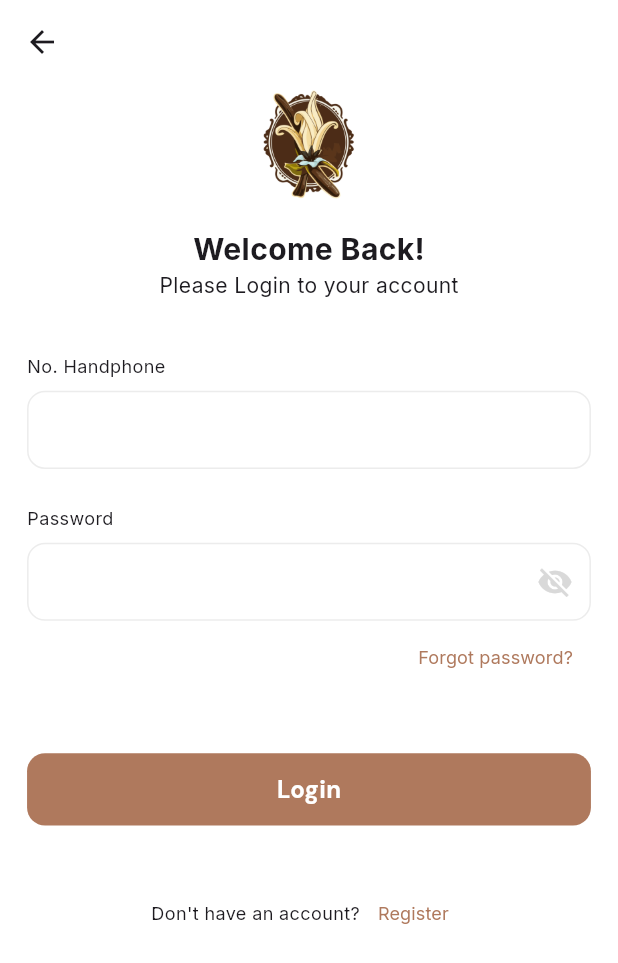
After one commit to alghanykennedy/Vanilla-Traceability-App-Development, a Flutter app: the LoginView screen opened by its route, on a phone screen of 412 x 824 dp. The commit adds this screen. Shown: the top 963 px of the screen. Run offline on Flutter 3.47's test engine with Material 3 defaults, Android fonts, the light colour scheme and no system bars; our stand-ins replace flutter_screenutil, flutter_svg, get, google_fonts.

Commit message:
feat: Login Screen

```diff
--- /dev/null
+++ b/lib/app/core/constants.dart
@@ -0,0 +1,12 @@
+// base url
+const baseUrl = "";
+
+// text
+const titleLogin = "Welcome Back!";
+const subtitleLogin = "Please Login to your account";
+const titleFormNoHandPhone = "No. Handphone";
+const titleFormPassword = "Password";
+const titleButtonForgoPassword = "Forgot password?";
+const titleButtonLogin = "Login";
+const titleDontHaveAnAccount = "Don't have an account?";
+const titleButtonRegister = "Register";
--- /dev/null
+++ b/lib/app/core/extentions.dart
@@ -0,0 +1,17 @@
+import 'package:intl/intl.dart';
+
+extension Currency on String {
+  String get decodeCurrency => replaceAll(RegExp(r'[^0-9]'), '');
+
+  String get encodeCurrency {
+    double doubleAmount = double.parse(this);
+    if (doubleAmount == 0) {
+      return "Rp. 0";
+    } else {
+      final amountStr = NumberFormat.currency(locale: 'id_ID', symbol: 'Rp')
+          .format(int.parse(this));
+
+      return amountStr.substring(0, amountStr.length - 3);
+    }
+  }
+}
--- /dev/null
+++ b/lib/app/core/validation.dart
@@ -0,0 +1,40 @@
+enum Valid { inputRequired }
+
+mixin Validation {
+  String? passwordRequired(String? password) {
+    final alphaNumeric = RegExp(r'[a-zA-Z0-9]+');
+    if (password == null) {
+      return 'Password wajib diisi';
+    } else if (password.isEmpty) {
+      return 'Password tidak boleh kosong';
+    } else if (!alphaNumeric.hasMatch(password)) {
+      return 'Password harus berisi huruf dan angka';
+    } else if (password.length < 8) {
+      return 'Password minimal 8 karakter';
+    } else {
+      return null;
+    }
+  }
+
+  String? repasswordRequired(String? password, String rePassword) {
+    if (password == null) {
+      return 'Password wajib diisi';
+    } else if (password.isEmpty) {
+      return 'Password tidak boleh kosong';
+    } else if (password != rePassword) {
+      return 'Password tidak sama!';
+    } else {
+      return null;
+    }
+  }
+
+  String? inputRequired(String? value) {
+    if (value == null) {
+      return 'Wajib diisi';
+    } else if (value.isEmpty) {
+      return 'Tidak boleh kosong';
+    } else {
+      return null;
+    }
+  }
+}
--- /dev/null
+++ b/lib/app/core/widgets/auth_header.dart
@@ -0,0 +1,40 @@
+import 'package:flutter/material.dart';
+import 'package:vanilla_traceability_app/app/core/assets.dart';
+import 'package:vanilla_traceability_app/app/core/theme.dart';
+import 'package:vanilla_traceability_app/app/core/widgets/image_picture.dart';
+import 'package:vanilla_traceability_app/app/core/widgets/sizedbox.dart';
+import 'package:vanilla_traceability_app/app/core/widgets/text.dart';
+
+class AuthHeader extends StatelessWidget {
+  const AuthHeader({super.key, required this.title, required this.subtitle});
+
+  final String title;
+  final String subtitle;
+
+  @override
+  Widget build(BuildContext context) {
+    return Column(
+      crossAxisAlignment: CrossAxisAlignment.center,
+      children: [
+        const CImg(
+          imgLogo,
+          radius: 80,
+        ),
+        const CSizedBox(
+          height: 15,
+        ),
+        CText(
+          title,
+          style: CFonts.inter(7, 20),
+        ),
+        CText(
+          subtitle,
+          style: CFonts.inter(4, 14),
+        ),
+        const CSizedBox(
+          height: 35,
+        ),
+      ],
+    );
+  }
+}
--- /dev/null
+++ b/lib/app/core/widgets/formfield.dart
@@ -0,0 +1,205 @@
+import 'package:flutter/material.dart';
+import 'package:flutter/services.dart';
+import 'package:flutter_screenutil/flutter_screenutil.dart';
+import 'package:vanilla_traceability_app/app/core/extentions.dart';
+
+import '../theme.dart';
+import 'sizedbox.dart';
+import 'svg_picture.dart';
+import 'text.dart';
+
+class CFormField extends StatefulWidget {
+  const CFormField({
+    super.key,
+    required this.controller,
+    this.onTap,
+    this.validator,
+    this.labelIcon,
+    this.labelText,
+    this.keyboardType,
+    this.prefixIcon,
+    this.suffixIcon,
+    this.hintText,
+    this.textAlign,
+    this.enabled,
+    this.borderRadius,
+    this.style,
+    this.maxLines,
+    this.readOnly,
+    this.borderColor,
+    this.focusedColor,
+    this.isCurrency = false,
+    this.autoFocus = false,
+    this.maxLength,
+    this.onChanged,
+  });
+
+  final TextEditingController controller;
+  final void Function()? onTap;
+  final String? Function(String?)? validator;
+  final String? labelIcon;
+  final String? labelText;
+  final TextInputType? keyboardType;
+  final Widget? prefixIcon;
+  final Widget? suffixIcon;
+  final String? hintText;
+  final TextAlign? textAlign;
+  final bool? enabled;
+  final double? borderRadius;
+  final TextStyle? style;
+  final int? maxLines;
+  final bool? readOnly;
+  final Color? borderColor;
+  final Color? focusedColor;
+  final bool isCurrency;
+  final bool autoFocus;
+  final int? maxLength;
+  final void Function(String)? onChanged;
+
+  @override
+  State<CFormField> createState() => _CFormFieldState();
+}
+
+class _CFormFieldState extends State<CFormField> {
+  late bool _obscure;
+  late FocusNode _focusNode;
+
+  @override
+  void initState() {
+    _obscure = widget.keyboardType == TextInputType.visiblePassword;
+    _focusNode = FocusNode();
+    if (widget.isCurrency) {
+      _focusNode.addListener(() {
+        setState(() {});
+      });
+    }
+
+    if (widget.autoFocus) _focusNode.requestFocus();
+    super.initState();
+  }
+
+  @override
+  void dispose() {
+    _focusNode.removeListener(() {});
+    _focusNode.dispose();
+    super.dispose();
+  }
+
+  void _onChanged(String value) {
+    if (widget.isCurrency) {
+      String input = value;
+
+      input = input.decodeCurrency;
+
+      if (input.isNotEmpty) {
+        input = input.encodeCurrency;
+
+        widget.controller.value = TextEditingValue(
+          text: input,
+          selection: TextSelection.collapsed(offset: input.length),
+        );
+      } else {
+        widget.controller.clear();
+      }
+    }
+  }
+
+  @override
+  Widget build(BuildContext context) {
+    return TextFormField(
+      controller: widget.controller,
+      focusNode: _focusNode,
+      onTap: widget.onTap,
+      onChanged: widget.onChanged ?? (widget.isCurrency ? _onChanged : null),
+      validator: widget.validator,
+      keyboardType: widget.keyboardType,
+      obscureText: _obscure,
+      textAlign: widget.textAlign ?? TextAlign.start,
+      enabled: widget.enabled,
+      style: widget.style,
+      maxLines: widget.maxLines ?? 1,
+      maxLength: widget.maxLength,
+      maxLengthEnforcement: MaxLengthEnforcement.enforced,
+      readOnly: widget.readOnly ?? false,
+      decoration: InputDecoration(
+        hintText: widget.hintText,
+        hintStyle: CFonts.inter(4, 12, greyHint),
+        contentPadding: EdgeInsets.symmetric(vertical: 14.h, horizontal: 16.w),
+        prefixIcon: widget.prefixIcon,
+        suffixIcon: widget.keyboardType == TextInputType.visiblePassword
+            ? IconButton(
+                onPressed: () {
+                  setState(() {
+                    _obscure = !_obscure;
+                  });
+                },
+                icon: Icon(
+                  _obscure ? Icons.visibility_off : Icons.visibility,
+                  color: _focusNode.hasFocus ? primary : grey,
+                ),
+              )
+            : widget.suffixIcon,
+        label: widget.labelText != null
+            ? Row(
+                mainAxisSize: MainAxisSize.min,
+                children: [
+                  if (widget.labelIcon != null) ...[
+                    CSvg(
+                      widget.labelIcon!,
+                      color: _focusNode.hasFocus ? primary : grey,
+                      radius: 24,
+                    ),
+                    const CSizedBox(width: 4),
+                  ],
+                  CText(
+                    widget.labelText!,
+                    style: CFonts.inter(4, _focusNode.hasFocus ? 20 : 14,
+                        _focusNode.hasFocus ? primary : grey),
+                  ),
+                ],
+              )
+            : null,
+        focusedBorder: OutlineInputBorder(
+          borderSide: BorderSide(
+            color: widget.focusedColor ?? primary,
+          ),
+          borderRadius: BorderRadius.all(
+            Radius.circular(widget.borderRadius?.r ?? 12.r),
+          ),
+        ),
+        disabledBorder: OutlineInputBorder(
+          borderSide: const BorderSide(
+            color: grey,
+          ),
+          borderRadius: BorderRadius.all(
+            Radius.circular(widget.borderRadius?.r ?? 12.r),
+          ),
+        ),
+        focusedErrorBorder: OutlineInputBorder(
+          borderSide: BorderSide(
+            color: widget.borderColor ?? primary,
+          ),
+          borderRadius: BorderRadius.all(
+            Radius.circular(widget.borderRadius?.r ?? 12.r),
+          ),
+        ),
+        enabledBorder: OutlineInputBorder(
+          borderSide: BorderSide(
+            color: widget.borderColor ?? borderColor,
+          ),
+          borderRadius: BorderRadius.all(
+            Radius.circular(widget.borderRadius?.r ?? 12.r),
+          ),
+        ),
+        errorBorder: OutlineInputBorder(
+          borderSide: const BorderSide(
+            color: Colors.red,
+          ),
+          borderRadius: BorderRadius.all(
+            Radius.circular(widget.borderRadius?.r ?? 12.r),
+          ),
+        ),
+      ),
+    );
+  }
+}
--- /dev/null
+++ b/lib/app/core/widgets/submit_button.dart
@@ -0,0 +1,97 @@
+import 'package:flutter/material.dart';
+
+import '../theme.dart';
+import 'padding.dart';
+import 'sizedbox.dart';
+import 'svg_picture.dart';
+import 'text.dart';
+
+class CSubmitButton extends StatelessWidget {
+  const CSubmitButton({
+    super.key,
+    required this.onTap,
+    required this.action,
+    this.borderRadius,
+    this.padding,
+    this.actionStyle,
+    this.outlined = false,
+    this.enabled = true,
+    this.large = false,
+    this.prefixIcon,
+    this.color,
+  });
+
+  final Function() onTap;
+  final String action;
+  final bool outlined;
+  final double? borderRadius;
+  final EdgeInsets? padding;
+  final TextStyle? actionStyle;
+  final bool enabled;
+  final bool large;
+  final String? prefixIcon;
+  final Color? color;
+
+  @override
+  Widget build(BuildContext context) {
+    final Color defaultColor = color ?? purple;
+
+    return Material(
+      color: enabled
+          ? outlined
+              ? white
+              : defaultColor
+          : purple35,
+      shape: RoundedRectangleBorder(
+        borderRadius: BorderRadius.circular(borderRadius ?? 12),
+        side: enabled && outlined
+            ? BorderSide(
+                width: 1,
+                color: defaultColor,
+              )
+            : BorderSide.none,
+      ),
+      child: InkWell(
+        onTap: enabled ? onTap : null,
+        borderRadius: BorderRadius.circular(borderRadius ?? 12),
+        child: CPadding(
+          padding: padding ??
+              EdgeInsets.symmetric(vertical: large ? 12 : 8, horizontal: 12),
+          child: Center(
+            child: CSizedBox(
+              height: 24,
+              child: Center(
+                child: Row(
+                  mainAxisAlignment: MainAxisAlignment.center,
+                  children: [
+                    if (prefixIcon != null) ...[
+                      CSvg(
+                        prefixIcon!,
+                        radius: 14,
+                        color: outlined ? purple : white,
+                      ),
+                      const CSizedBox(width: 6),
+                    ],
+                    CText(
+                      action,
+                      color: outlined
+                          ? defaultColor
+                          : Theme.of(context).scaffoldBackgroundColor,
+                      style: actionStyle ??
+                          (large
+                              ? CFonts.dmSans(7, 16)
+                              : const TextStyle(
+                                  fontSize: 14,
+                                  fontWeight: FontWeight.w500,
+                                )),
+                    ),
+                  ],
+                ),
+              ),
+            ),
+          ),
+        ),
+      ),
+    );
+  }
+}
--- /dev/null
+++ b/lib/app/modules/login/bindings/login_binding.dart
@@ -0,0 +1,12 @@
+import 'package:get/get.dart';
+
+import '../controllers/login_controller.dart';
+
+class LoginBinding extends Bindings {
+  @override
+  void dependencies() {
+    Get.lazyPut<LoginController>(
+      () => LoginController(),
+    );
+  }
+}
--- /dev/null
+++ b/lib/app/modules/login/controllers/login_controller.dart
@@ -0,0 +1,13 @@
+import 'package:flutter/material.dart';
+import 'package:get/get.dart';
+import 'package:vanilla_traceability_app/app/routes/app_pages.dart';
+
+class LoginController extends GetxController {
+  final loginKey = GlobalKey<FormState>();
+  final noHandphone = TextEditingController();
+  final password = TextEditingController();
+
+  void login() async {
+    Get.offAllNamed(Routes.HOME);
+  }
+}
--- /dev/null
+++ b/lib/app/modules/login/views/login_view.dart
@@ -0,0 +1,109 @@
+import 'package:flutter/material.dart';
+import 'package:flutter_screenutil/flutter_screenutil.dart';
+
+import 'package:get/get.dart';
+import 'package:vanilla_traceability_app/app/core/theme.dart';
+import 'package:vanilla_traceability_app/app/core/validation.dart';
+import 'package:vanilla_traceability_app/app/core/widgets/sizedbox.dart';
+import 'package:vanilla_traceability_app/app/core/widgets/submit_button.dart';
+import 'package:vanilla_traceability_app/app/core/widgets/text.dart';
+
+import '../../../core/constants.dart';
+import '../../../core/widgets/auth_header.dart';
+import '../../../core/widgets/formfield.dart';
+import '../controllers/login_controller.dart';
+
+class LoginView extends GetView<LoginController> with Validation {
+  const LoginView({super.key});
+  @override
+  Widget build(BuildContext context) {
+    return Scaffold(
+      appBar: AppBar(),
+      body: SingleChildScrollView(
+        padding: EdgeInsets.symmetric(horizontal: 18.w),
+        child: Form(
+          key: controller.loginKey,
+          child: Column(
+            crossAxisAlignment: CrossAxisAlignment.start,
+            children: [
+              const Center(
+                child: AuthHeader(
+                  title: titleLogin,
+                  subtitle: subtitleLogin,
+                ),
+              ),
+              CText(
+                titleFormNoHandPhone,
+                style: CFonts.inter(4, 12),
+              ),
+              const CSizedBox(
+                height: 8,
+              ),
+              CFormField(
+                controller: controller.noHandphone,
+                keyboardType: TextInputType.number,
+              ),
+              const CSizedBox(
+                height: 24,
+              ),
+              CText(
+                titleFormPassword,
+                style: CFonts.inter(4, 12),
+              ),
+              const CSizedBox(
+                height: 8,
+              ),
+              CFormField(
+                controller: controller.password,
+                validator: passwordRequired,
+                keyboardType: TextInputType.visiblePassword,
+              ),
+              Align(
+                alignment: Alignment.centerRight,
+                child: TextButton(
+                  onPressed: () {},
+                  child: CText(
+                    titleButtonForgoPassword,
+                    color: primary,
+                    style: CFonts.inter(4, 12),
+                  ),
+                ),
+              ),
+              const CSizedBox(
+                height: 40,
+              ),
+              CSubmitButton(
+                color: primary,
+                onTap: controller.login,
+                large: true,
+                action: titleButtonLogin,
+              ),
+              const CSizedBox(
+                height: 34,
+              ),
+              Center(
+                child: Row(
+                  mainAxisAlignment: MainAxisAlignment.center,
+                  children: [
+                    CText(
+                      titleDontHaveAnAccount,
+                      style: CFonts.inter(4, 12),
+                    ),
+                    TextButton(
+                      onPressed: () {},
+                      child: CText(
+                        titleButtonRegister,
+                        color: primary,
+                        style: CFonts.inter(4, 12),
+                      ),
+                    ),
+                  ],
+                ),
+              )
+            ],
+          ),
+        ),
+      ),
+    );
+  }
+}
--- a/lib/app/modules/onboarding/controllers/onboarding_controller.dart
+++ b/lib/app/modules/onboarding/controllers/onboarding_controller.dart
@@ -32,7 +32,7 @@ class OnboardingController extends GetxController {
         curve: Curves.fastLinearToSlowEaseIn,
       );
     } else if (currentPage.value == 2) {
-      Get.offAllNamed(Routes.HOME);
+      Get.offAllNamed(Routes.LOGIN);
     } else {
       pageC.nextPage(
         duration: const Duration(milliseconds: 400),
--- a/lib/app/routes/app_pages.dart
+++ b/lib/app/routes/app_pages.dart
@@ -2,6 +2,8 @@ import 'package:get/get.dart';
 
 import '../modules/home/bindings/home_binding.dart';
 import '../modules/home/views/home_view.dart';
+import '../modules/login/bindings/login_binding.dart';
+import '../modules/login/views/login_view.dart';
 import '../modules/onboarding/bindings/onboarding_binding.dart';
 import '../modules/onboarding/views/onboarding_view.dart';
 import '../modules/splash/bindings/splash_binding.dart';
@@ -30,5 +32,10 @@ class AppPages {
       page: () => const OnboardingView(),
       binding: OnboardingBinding(),
     ),
+    GetPage(
+      name: _Paths.LOGIN,
+      page: () => const LoginView(),
+      binding: LoginBinding(),
+    ),
   ];
 }
--- a/lib/app/routes/app_routes.dart
+++ b/lib/app/routes/app_routes.dart
@@ -6,6 +6,7 @@ abstract class Routes {
   static const HOME = _Paths.HOME;
   static const SPLASH = _Paths.SPLASH;
   static const ONBOARDING = _Paths.ONBOARDING;
+  static const LOGIN = _Paths.LOGIN;
 }
 
 abstract class _Paths {
@@ -13,4 +14,5 @@ abstract class _Paths {
   static const HOME = '/home';
   static const SPLASH = '/splash';
   static const ONBOARDING = '/onboarding';
+  static const LOGIN = '/login';
 }
--- a/pubspec.yaml
+++ b/pubspec.yaml
@@ -13,6 +13,7 @@ dependencies:
   flutter_svg: ^2.0.9
   get: 4.6.6
   google_fonts: ^6.1.0
+  intl: ^0.19.0
 
 dev_dependencies:
   flutter_lints: 3.0.1
```
Also changed, not shown: pubspec.lock.
